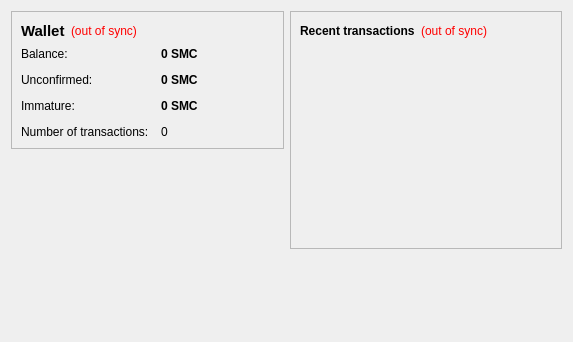
Old version of the form src/qt/forms/overviewpage.ui in the repository ipocoin/ipocoin.
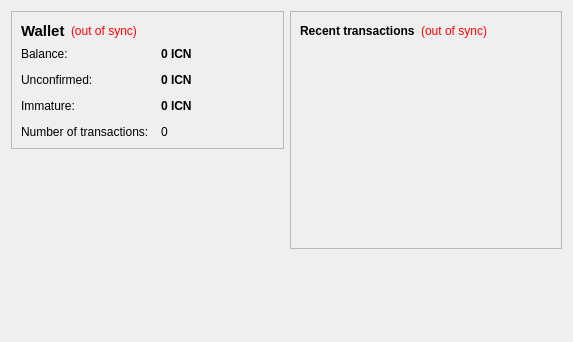
New version of the form.

Patch:
```diff
--- a/src/qt/forms/overviewpage.ui
+++ b/src/qt/forms/overviewpage.ui
@@ -105,7 +105,7 @@
              <string>Your current balance</string>
             </property>
             <property name="text">
-             <string notr="true">0 SMC</string>
+             <string notr="true">0 ICN</string>
             </property>
             <property name="textInteractionFlags">
              <set>Qt::LinksAccessibleByMouse|Qt::TextSelectableByKeyboard|Qt::TextSelectableByMouse</set>
@@ -134,7 +134,7 @@
              <string>Total of transactions that have yet to be confirmed, and do not yet count toward the current balance</string>
             </property>
             <property name="text">
-             <string notr="true">0 SMC</string>
+             <string notr="true">0 ICN</string>
             </property>
             <property name="textInteractionFlags">
              <set>Qt::LinksAccessibleByMouse|Qt::TextSelectableByKeyboard|Qt::TextSelectableByMouse</set>
@@ -177,7 +177,7 @@
              <string>Mined balance that has not yet matured</string>
             </property>
             <property name="text">
-             <string notr="true">0 SMC</string>
+             <string notr="true">0 ICN</string>
             </property>
             <property name="textInteractionFlags">
              <set>Qt::LinksAccessibleByMouse|Qt::TextSelectableByKeyboard|Qt::TextSelectableByMouse</set>
```
Left out of the diff: 4 changed lines with no effect on the pictures.
